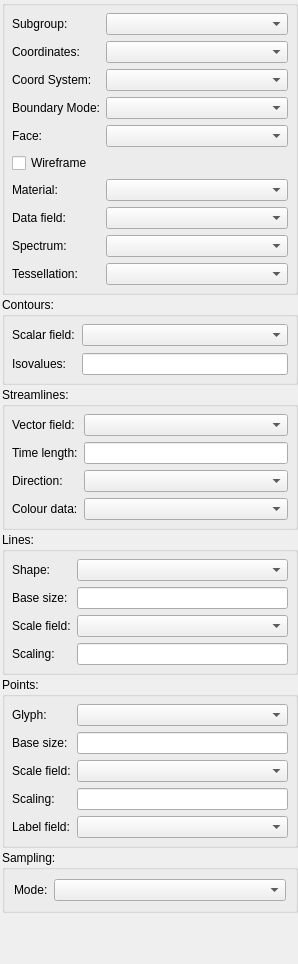
This is res/designer/graphicseditorwidget.ui in hsorby/cmlibs.widgets as Qt 5 draws it before an edit. The edited form follows.
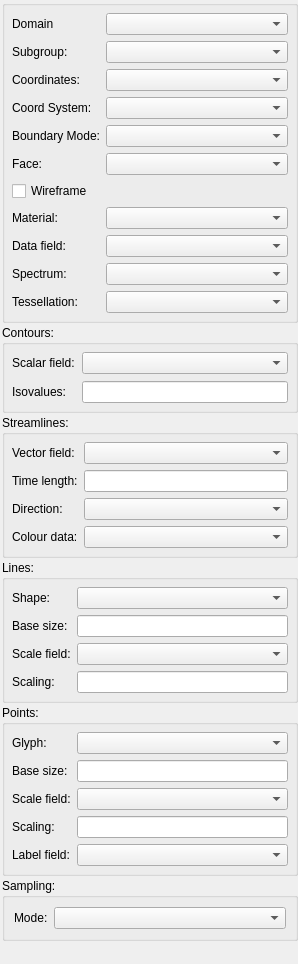
This is the edited form. Custom widgets are drawn as their Qt base class.

Commit message: Add domain enum chooser

```diff
--- a/res/designer/graphicseditorwidget.ui
+++ b/res/designer/graphicseditorwidget.ui
@@ -77,48 +77,48 @@
       <property name="bottomMargin">
        <number>7</number>
       </property>
-      <item row="3" column="0">
+      <item row="4" column="0">
        <widget class="QLabel" name="coordinate_field_label">
         <property name="text">
          <string>Coordinates:</string>
         </property>
        </widget>
       </item>
-      <item row="3" column="1">
+      <item row="4" column="1">
        <widget class="FieldChooserWidget" name="coordinate_field_chooser">
         <property name="sizeAdjustPolicy">
          <enum>QComboBox::AdjustToContents</enum>
         </property>
        </widget>
       </item>
-      <item row="4" column="0">
+      <item row="5" column="0">
        <widget class="QLabel" name="scenecoordinatesystem_label">
         <property name="text">
          <string>Coord System:</string>
         </property>
        </widget>
       </item>
-      <item row="4" column="1">
+      <item row="5" column="1">
        <widget class="EnumerationChooserWidget" name="scenecoordinatesystem_chooser"/>
       </item>
-      <item row="5" column="0">
+      <item row="6" column="0">
        <widget class="QLabel" name="boundarymode_label">
         <property name="text">
          <string>Boundary Mode:</string>
         </property>
        </widget>
       </item>
-      <item row="5" column="1">
+      <item row="6" column="1">
        <widget class="EnumerationChooserWidget" name="boundarymode_chooser"/>
       </item>
-      <item row="6" column="0">
+      <item row="7" column="0">
        <widget class="QLabel" name="face_label">
         <property name="text">
          <string>Face:</string>
         </property>
        </widget>
       </item>
-      <item row="6" column="1">
+      <item row="7" column="1">
        <widget class="EnumerationChooserWidget" name="face_enumeration_chooser">
         <property name="sizePolicy">
          <sizepolicy hsizetype="Preferred" vsizetype="Preferred">
@@ -128,28 +128,28 @@
         </property>
        </widget>
       </item>
-      <item row="8" column="0">
+      <item row="9" column="0">
        <widget class="QLabel" name="material_label">
         <property name="text">
          <string>Material:</string>
         </property>
        </widget>
       </item>
-      <item row="8" column="1">
+      <item row="9" column="1">
        <widget class="MaterialChooserWidget" name="material_chooser">
         <property name="sizeAdjustPolicy">
          <enum>QComboBox::AdjustToContents</enum>
         </property>
        </widget>
       </item>
-      <item row="11" column="0">
+      <item row="12" column="0">
        <widget class="QLabel" name="data_field_label">
         <property name="text">
          <string>Data field:</string>
         </property>
        </widget>
       </item>
-      <item row="11" column="1">
+      <item row="12" column="1">
        <widget class="FieldChooserWidget" name="data_field_chooser">
         <property name="editable">
          <bool>false</bool>
@@ -159,43 +159,53 @@
         </property>
        </widget>
       </item>
-      <item row="12" column="0">
+      <item row="13" column="0">
        <widget class="QLabel" name="spectrum_label">
         <property name="text">
          <string>Spectrum:</string>
         </property>
        </widget>
       </item>
-      <item row="12" column="1">
+      <item row="13" column="1">
        <widget class="SpectrumChooserWidget" name="spectrum_chooser"/>
       </item>
-      <item row="7" column="0">
+      <item row="8" column="0">
        <widget class="QCheckBox" name="wireframe_checkbox">
         <property name="text">
          <string>Wireframe</string>
         </property>
        </widget>
       </item>
-      <item row="13" column="1">
+      <item row="14" column="1">
        <widget class="TessellationChooserWidget" name="tessellation_chooser"/>
       </item>
-      <item row="13" column="0">
+      <item row="14" column="0">
        <widget class="QLabel" name="tessellation_label">
         <property name="text">
          <string>Tessellation:</string>
         </property>
        </widget>
       </item>
-      <item row="2" column="0">
+      <item row="3" column="0">
        <widget class="QLabel" name="subgroup_field_label">
         <property name="text">
          <string>Subgroup:</string>
         </property>
        </widget>
       </item>
-      <item row="2" column="1">
+      <item row="3" column="1">
        <widget class="FieldChooserWidget" name="subgroup_field_chooser"/>
       </item>
+      <item row="2" column="0">
+       <widget class="QLabel" name="domain_enum_label">
+        <property name="text">
+         <string>Domain</string>
+        </property>
+       </widget>
+      </item>
+    <item row="2" column="1">
+       <widget class="EnumerationChooserWidget" name="domain_enum_chooser"/>
+      </item>
      </layout>
     </widget>
    </item>
```
Left out of the diff: 61 changed lines with no effect on the pictures. The commit also changes 2 other files.
